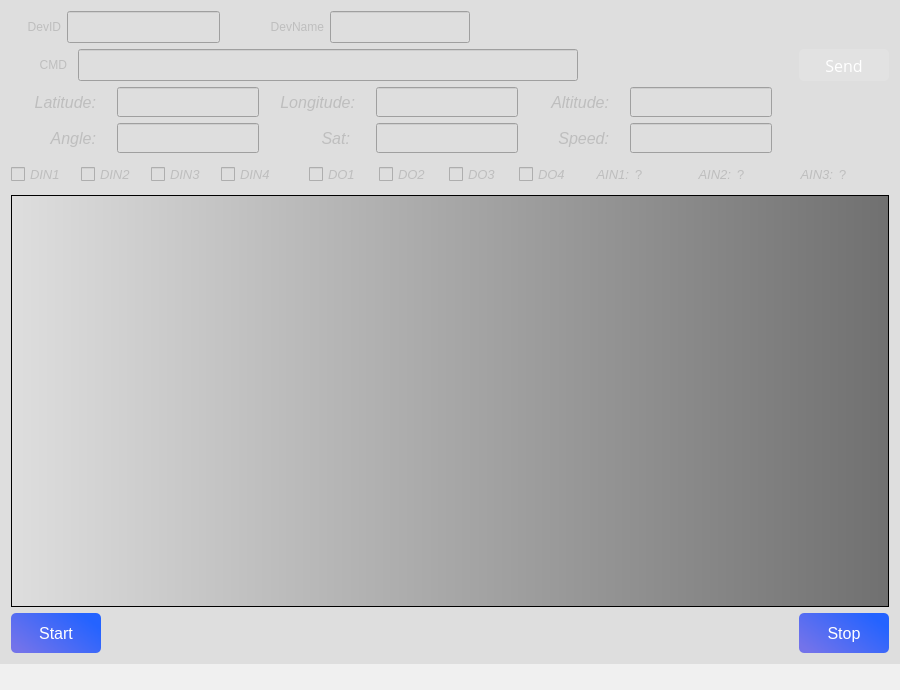
First picture: the form in srv.ui, repository salara1960/qsrv, before the edit.
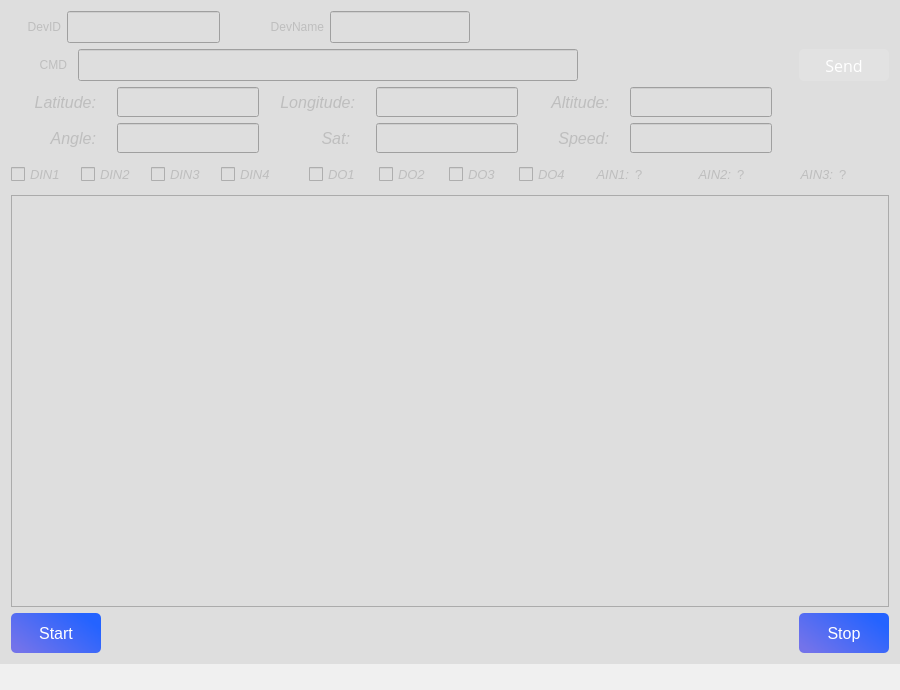
Second picture: the form after the edit. Icons and pictures are not drawn.

Commit message: Minor changes : add background image in gui

The edit to the form file:
```diff
--- a/srv.ui
+++ b/srv.ui
@@ -1094,25 +1094,19 @@
      </layout>
     </item>
     <item row="4" column="0" colspan="6">
-     <widget class="QTextBrowser" name="textinfo">
-      <property name="enabled">
+     <widget class="QTextEdit" name="textinfo_2">
+      <property name="styleSheet">
+       <string notr="true">background-image: url(:/png/avto1111.png)</string>
+      </property>
+      <property name="verticalScrollBarPolicy">
+       <enum>Qt::ScrollBarAsNeeded</enum>
+      </property>
+      <property name="horizontalScrollBarPolicy">
+       <enum>Qt::ScrollBarAlwaysOff</enum>
+      </property>
+      <property name="readOnly">
        <bool>true</bool>
       </property>
-      <property name="minimumSize">
-       <size>
-        <width>760</width>
-        <height>301</height>
-       </size>
-      </property>
-      <property name="font">
-       <font>
-        <pointsize>11</pointsize>
-       </font>
-      </property>
-      <property name="styleSheet">
-       <string notr="true">background-color: qlineargradient(spread:pad, x1:0, y1:0, x2:1, y2:0, stop:0 rgba(222, 222, 222, 255), stop:1 rgba(112,112,112,255));
-color: rgb(0, 0, 0);</string>
-      </property>
      </widget>
     </item>
     <item row="5" column="0">
@@ -1264,6 +1258,34 @@
      </widget>
     </item>
    </layout>
+   <widget class="QTextEdit" name="textinfo">
+    <property name="geometry">
+     <rect>
+      <x>30</x>
+      <y>210</y>
+      <width>841</width>
+      <height>391</height>
+     </rect>
+    </property>
+    <property name="font">
+     <font>
+      <pointsize>10</pointsize>
+     </font>
+    </property>
+    <property name="styleSheet">
+     <string notr="true">background-color: rgba(222, 222, 222, 0);</string>
+    </property>
+    <property name="verticalScrollBarPolicy">
+     <enum>Qt::ScrollBarAsNeeded</enum>
+    </property>
+    <property name="horizontalScrollBarPolicy">
+     <enum>Qt::ScrollBarAlwaysOff</enum>
+    </property>
+    <property name="readOnly">
+     <bool>true</bool>
+    </property>
+   </widget>
+   <zorder>textinfo_2</zorder>
    <zorder>sending</zorder>
    <zorder>starting</zorder>
    <zorder>stoping</zorder>
```
The commit also changes 4 other files.
